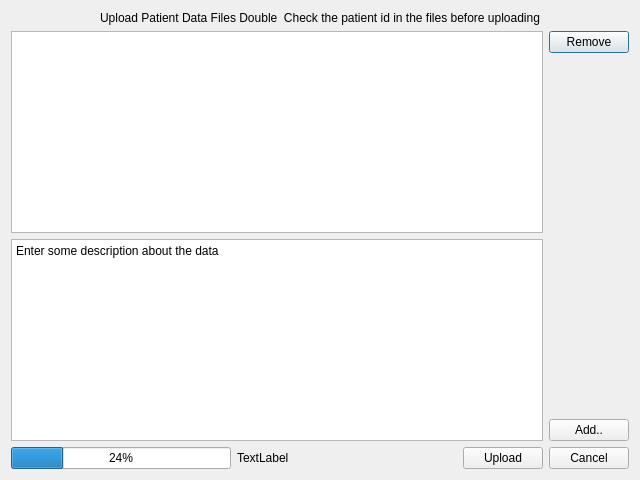
This is ui/patientdataupload.ui in creativepsyco/panex-client as Qt 5 draws it before an edit. The edited form follows.
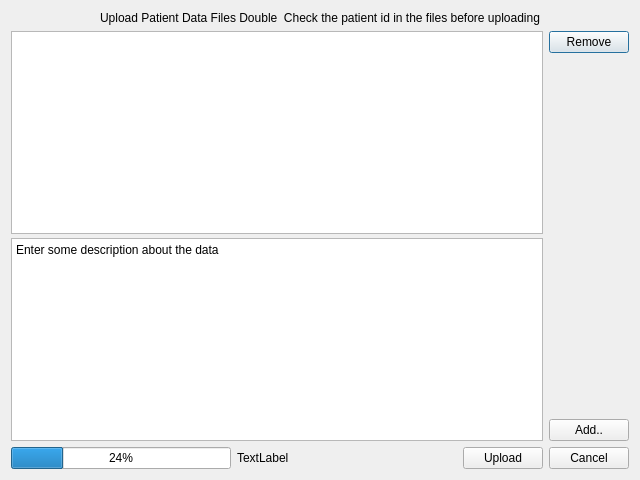
This is the edited form.

What changed in the file:
```diff
--- a/ui/patientdataupload.ui
+++ b/ui/patientdataupload.ui
@@ -30,9 +30,18 @@
    <item>
     <layout class="QHBoxLayout" name="horizontalLayout_2">
      <item>
-      <layout class="QVBoxLayout" name="verticalLayout_2">
+      <layout class="QVBoxLayout" name="verticalLayout_2" stretch="0,0">
+       <property name="spacing">
+        <number>4</number>
+       </property>
        <item>
         <widget class="QTreeView" name="treeFileList">
+         <property name="sizePolicy">
+          <sizepolicy hsizetype="Expanding" vsizetype="Expanding">
+           <horstretch>0</horstretch>
+           <verstretch>0</verstretch>
+          </sizepolicy>
+         </property>
          <property name="selectionMode">
           <enum>QAbstractItemView::MultiSelection</enum>
          </property>
```
Left out of the diff: 6 changed lines with no effect on the pictures.
